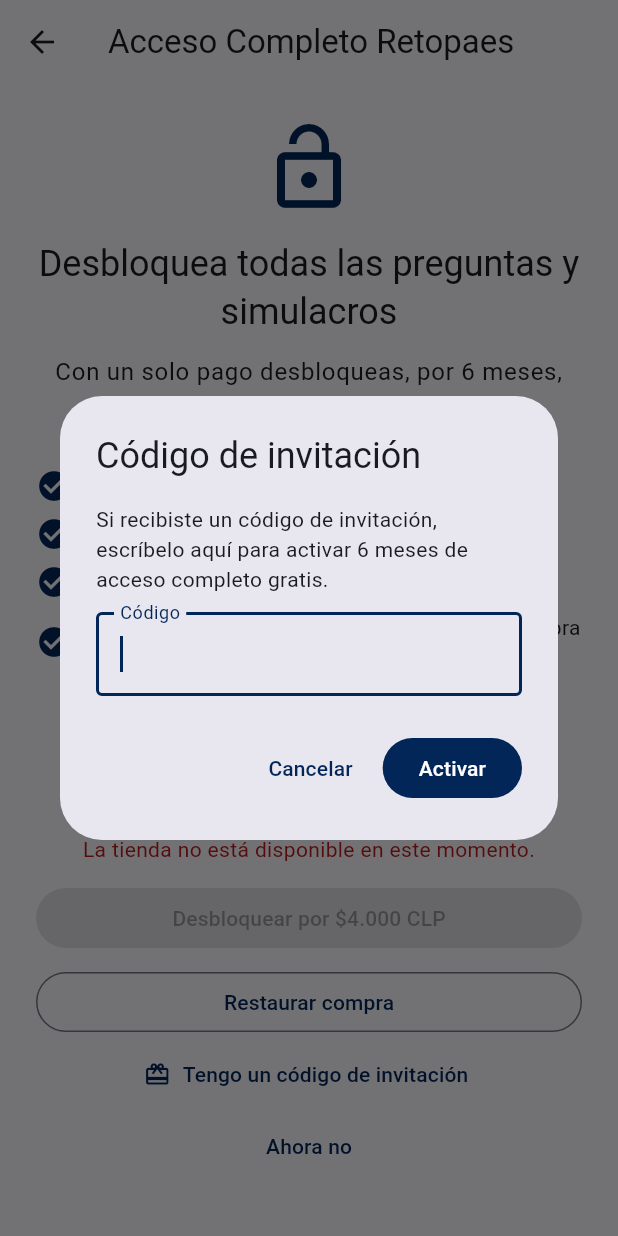
After one commit to labappsch-create/Paes, a Flutter app: the PaywallScreen screen opened directly, after a tap on "Tengo un código de invitación", on a phone screen of 412 x 824 dp. The commit adds this screen. Run offline on Flutter 3.47's test engine with Material 3 defaults, Android fonts, the phone set to English and light mode, and no system bars; our stand-ins replace clock, flutter_riverpod, in_app_purchase, material_ui, shared_preferences, webview_flutter; accounts and stored records are empty.

Commit message:
Código de invitación: 6 meses de acceso completo sin pagar

```diff
--- a/lib/presentation/screens/paywall_screen.dart
+++ b/lib/presentation/screens/paywall_screen.dart
@@ -5,6 +5,7 @@ import '../../core/constants.dart';
 import '../../domain/access_period.dart';
 import '../providers.dart';
 import '../purchase_controller.dart';
+import '../widgets/invitation_dialog.dart';
 
 /// Pantalla de pago. Se cierra devolviendo `true` si la compra se completó.
 class PaywallScreen extends ConsumerWidget {
@@ -100,6 +101,13 @@ class PaywallScreen extends ConsumerWidget {
                 onPressed: purchase.loading ? null : controller.restore,
                 child: const Text('Restaurar compra'),
               ),
+              TextButton.icon(
+                icon: const Icon(Icons.card_giftcard),
+                onPressed: purchase.loading
+                    ? null
+                    : () => showInvitationDialog(context),
+                label: const Text('Tengo un código de invitación'),
+              ),
               TextButton(
                 onPressed: purchase.loading
                     ? null
--- /dev/null
+++ b/lib/presentation/widgets/invitation_dialog.dart
@@ -0,0 +1,112 @@
+import 'package:flutter_riverpod/flutter_riverpod.dart';
+import 'package:material_ui/material_ui.dart';
+
+import '../../domain/access_period.dart';
+import '../providers.dart';
+
+/// Abre la ventana para ingresar un código de invitación. Devuelve true si el
+/// código activó el acceso.
+Future<bool> showInvitationDialog(BuildContext context) async {
+  final ok = await showDialog<bool>(
+    context: context,
+    builder: (_) => const _InvitationDialog(),
+  );
+  return ok == true;
+}
+
+class _InvitationDialog extends ConsumerStatefulWidget {
+  const _InvitationDialog();
+
+  @override
+  ConsumerState<_InvitationDialog> createState() => _InvitationDialogState();
+}
+
+class _InvitationDialogState extends ConsumerState<_InvitationDialog> {
+  final _controller = TextEditingController();
+  String? _error;
+  bool _busy = false;
+
+  @override
+  void dispose() {
+    _controller.dispose();
+    super.dispose();
+  }
+
+  Future<void> _activar() async {
+    setState(() {
+      _busy = true;
+      _error = null;
+    });
+    final r = await ref
+        .read(accessProvider.notifier)
+        .redeemCode(_controller.text);
+    if (!mounted) return;
+    final access = ref.read(accessProvider);
+    switch (r) {
+      case CodigoResultado.invalido:
+        setState(() {
+          _busy = false;
+          _error = 'El código no es válido. Revísalo e intenta de nuevo.';
+        });
+      case CodigoResultado.yaVigente:
+        setState(() {
+          _busy = false;
+          _error =
+              'Ya tienes acceso completo hasta el '
+              '${formatDate(access.expiresAt!)}.';
+        });
+      case CodigoResultado.activado:
+        Navigator.of(context).pop(true);
+        ScaffoldMessenger.of(context).showSnackBar(
+          SnackBar(
+            content: Text(
+              '¡Código activado! Tienes acceso completo hasta el '
+              '${formatDate(access.expiresAt!)}.',
+            ),
+          ),
+        );
+    }
+  }
+
+  @override
+  Widget build(BuildContext context) {
+    return AlertDialog(
+      title: const Text('Código de invitación'),
+      content: Column(
+        mainAxisSize: MainAxisSize.min,
+        crossAxisAlignment: CrossAxisAlignment.start,
+        children: [
+          const Text(
+            'Si recibiste un código de invitación, escríbelo aquí para '
+            'activar $accessMonths meses de acceso completo gratis.',
+          ),
+          const SizedBox(height: 12),
+          TextField(
+            controller: _controller,
+            autofocus: true,
+            autocorrect: false,
+            enableSuggestions: false,
+            textInputAction: TextInputAction.done,
+            onSubmitted: (_) => _busy ? null : _activar(),
+            decoration: InputDecoration(
+              labelText: 'Código',
+              border: const OutlineInputBorder(),
+              errorText: _error,
+              errorMaxLines: 3,
+            ),
+          ),
+        ],
+      ),
+      actions: [
+        TextButton(
+          onPressed: _busy ? null : () => Navigator.of(context).pop(false),
+          child: const Text('Cancelar'),
+        ),
+        FilledButton(
+          onPressed: _busy ? null : _activar,
+          child: const Text('Activar'),
+        ),
+      ],
+    );
+  }
+}
--- a/pubspec.yaml
+++ b/pubspec.yaml
@@ -8,6 +8,7 @@ environment:
 
 dependencies:
   clock: ^1.1.3
+  crypto: ^3.0.8
   flutter:
     sdk: flutter
   flutter_riverpod: ^3.5.0
```
Also changed, not shown: lib/domain/invitation_code.dart (added, +28 -0 lines), lib/presentation/providers.dart (+18 -0 lines), lib/presentation/screens/settings_screen.dart (+8 -0 lines), pubspec.lock, 1 other file.
